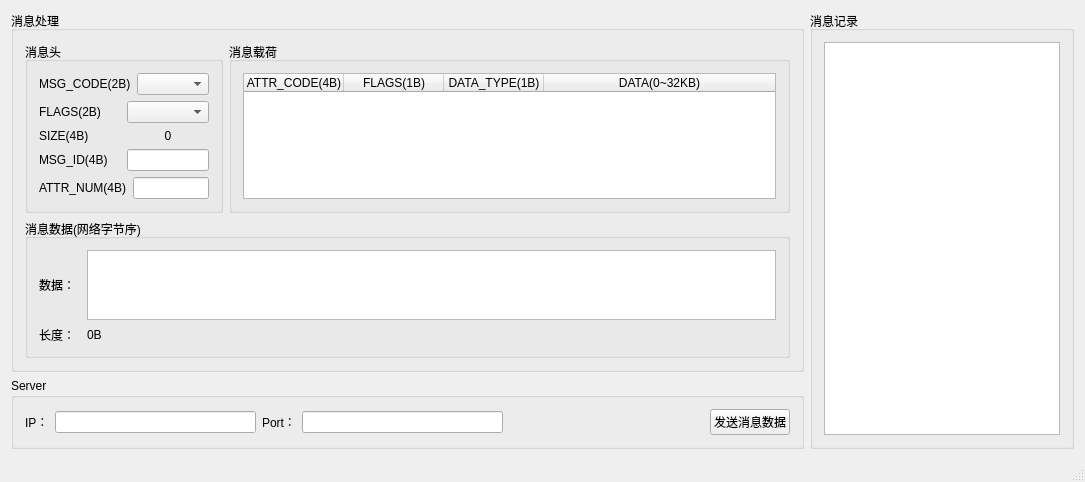
Before: the Qt Designer form P2Test/p2test.ui in Perfect-Poison/P2Chat, drawn with Qt 5.
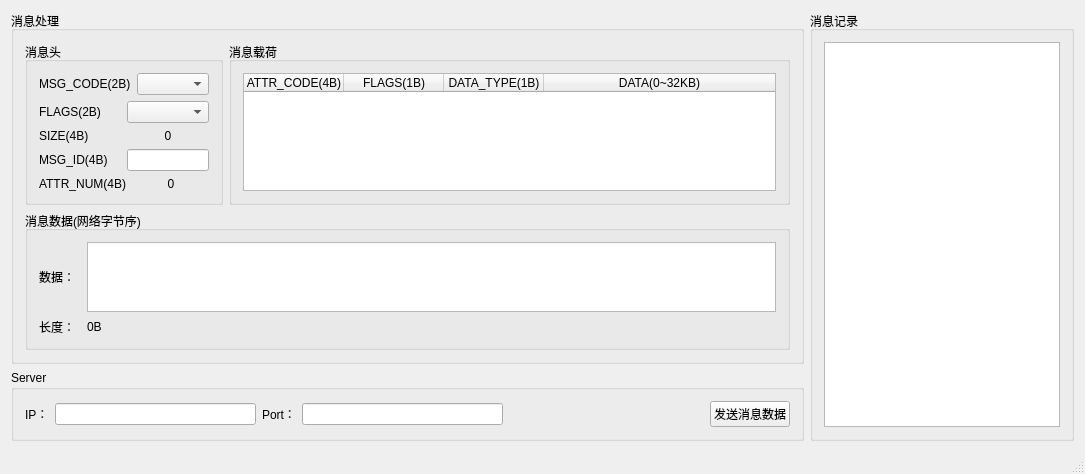
After: the same form once the commit is applied.

What changed in the file:
```diff
--- a/P2Test/p2test.ui
+++ b/P2Test/p2test.ui
@@ -146,13 +146,16 @@
              </widget>
             </item>
             <item>
-             <widget class="QLineEdit" name="attrNumLineEdit">
+             <widget class="QLabel" name="attrNumLabel">
               <property name="sizePolicy">
-               <sizepolicy hsizetype="Expanding" vsizetype="Fixed">
+               <sizepolicy hsizetype="Preferred" vsizetype="Preferred">
                 <horstretch>1</horstretch>
                 <verstretch>0</verstretch>
                </sizepolicy>
               </property>
+              <property name="text">
+               <string>0</string>
+              </property>
               <property name="alignment">
                <set>Qt::AlignCenter</set>
               </property>
```
